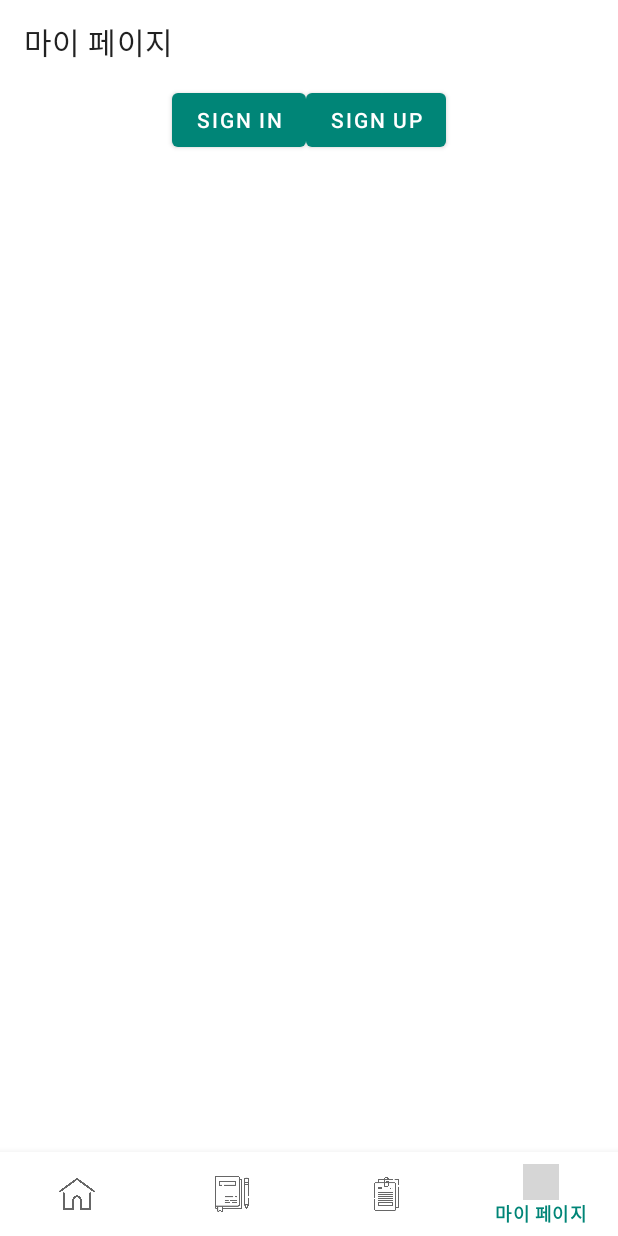
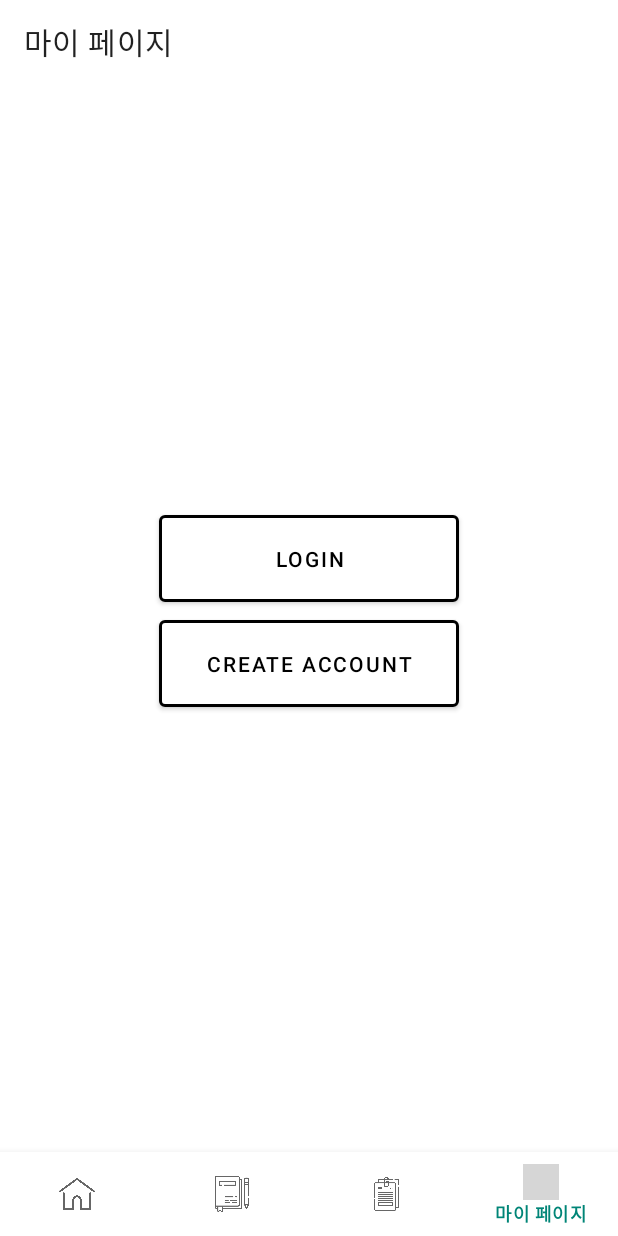
Before and after one commit to HyoilKim/Hug, an Android app: the MyPage screen opened through its navigation route, on a phone screen of 412 x 824 dp. Run offline under Robolectric (Android 15) with nearby library versions, the phone set to English and light mode, and no system bars; our stand-ins replace Volley, navigation-ui; network calls fail; grey boxes are pictures that could not be loaded.

Commit message:
tab4 little bit of touch

```diff
--- a/Warmer/app/src/main/res/layout/fragment_mypage.xml
+++ b/Warmer/app/src/main/res/layout/fragment_mypage.xml
@@ -1,21 +1,41 @@
 <?xml version="1.0" encoding="utf-8"?>
 <LinearLayout xmlns:android="http://schemas.android.com/apk/res/android"
+    xmlns:app="http://schemas.android.com/apk/res-auto"
     xmlns:tools="http://schemas.android.com/tools"
     android:id="@+id/activity_main"
     android:layout_width="match_parent"
     android:layout_height="match_parent"
-    android:gravity="top|center"
-    android:orientation="horizontal">
+    android:gravity="center"
+    android:orientation="vertical">
 
-    <Button
-        android:layout_width="wrap_content"
-        android:layout_height="wrap_content"
-        android:text="SIGN IN"
-        android:id="@+id/sign_in"/>
+    <LinearLayout
+        android:id="@+id/mypage_background"
+        android:layout_width="match_parent"
+        android:layout_height="match_parent"
+        android:orientation="vertical"
+        android:gravity="center">
 
-    <Button
-        android:layout_width="wrap_content"
-        android:layout_height="wrap_content"
-        android:text="SIGN UP"
-        android:id="@+id/sign_up"/>
+        <Button
+            android:id="@+id/sign_in"
+            android:layout_width="200dp"
+            android:layout_height="70dp"
+            android:text="Login"
+            android:textColor="#000000"
+            android:textSize="14sp"
+            app:backgroundTint="#FFFFFF"
+            app:strokeColor="#000000"
+            app:strokeWidth="2dp" />
+
+        <Button
+            android:id="@+id/sign_up"
+            android:layout_width="200dp"
+            android:layout_height="70dp"
+            android:text="Create Account"
+            android:textColor="#000000"
+            android:textSize="14sp"
+            app:backgroundTint="#FFFFFF"
+            app:strokeColor="#000000"
+            app:strokeWidth="2dp" />
+    </LinearLayout>
+
 </LinearLayout>
--- a/Warmer/app/src/main/res/navigation/mobile_navigation.xml
+++ b/Warmer/app/src/main/res/navigation/mobile_navigation.xml
@@ -20,7 +20,7 @@
     <fragment
         android:id="@+id/navigation_community"
         android:name="com.example.warmer.ui.community.CommunityFragment"
-        android:label="@layout/fragment_community"
+        android:label="너의 감정"
         tools:layout="@layout/fragment_community" />
 
     <fragment
--- a/Warmer/app/src/main/res/values/strings.xml
+++ b/Warmer/app/src/main/res/values/strings.xml
@@ -1,7 +1,7 @@
 <resources>
     <string name="app_name">Warmer</string>
     <string name="title_home">홈</string>
-    <string name="title_dashboard">감정 객관화</string>
-    <string name="title_community">타인의 감정</string>
+    <string name="title_dashboard">나의 감정</string>
+    <string name="title_community">너의 감정</string>
     <string name="title_notifications">마이 페이지</string>
 </resources>
```
Also changed, not shown: Warmer/app/src/main/java/com/example/warmer/ui/mypage/MyPage.java (+17 -0 lines), Warmer/app/src/main/res/layout/diary_item.xml (+5 -5 lines), Warmer/app/src/main/res/layout/login_popup.xml (+28 -17 lines).
